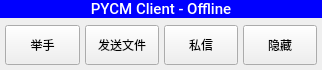
The window that Client/UI/MainUI.ui (yang-zhongtian/PYCM) describes before a commit, drawn with Qt 5.
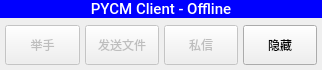
The same window after the commit. Icons and pictures are not drawn.

Diff of the .ui file:
```diff
--- a/Client/UI/MainUI.ui
+++ b/Client/UI/MainUI.ui
@@ -84,6 +84,9 @@
      </property>
      <item>
       <widget class="QPushButton" name="notify_button">
+       <property name="enabled">
+        <bool>false</bool>
+       </property>
        <property name="sizePolicy">
         <sizepolicy hsizetype="Minimum" vsizetype="Minimum">
          <horstretch>0</horstretch>
@@ -97,6 +100,9 @@
      </item>
      <item>
       <widget class="QPushButton" name="send_file_button">
+       <property name="enabled">
+        <bool>false</bool>
+       </property>
        <property name="sizePolicy">
         <sizepolicy hsizetype="Minimum" vsizetype="Minimum">
          <horstretch>0</horstretch>
@@ -110,6 +116,9 @@
      </item>
      <item>
       <widget class="QPushButton" name="private_message_button">
+       <property name="enabled">
+        <bool>false</bool>
+       </property>
        <property name="sizePolicy">
         <sizepolicy hsizetype="Minimum" vsizetype="Minimum">
          <horstretch>0</horstretch>
```
